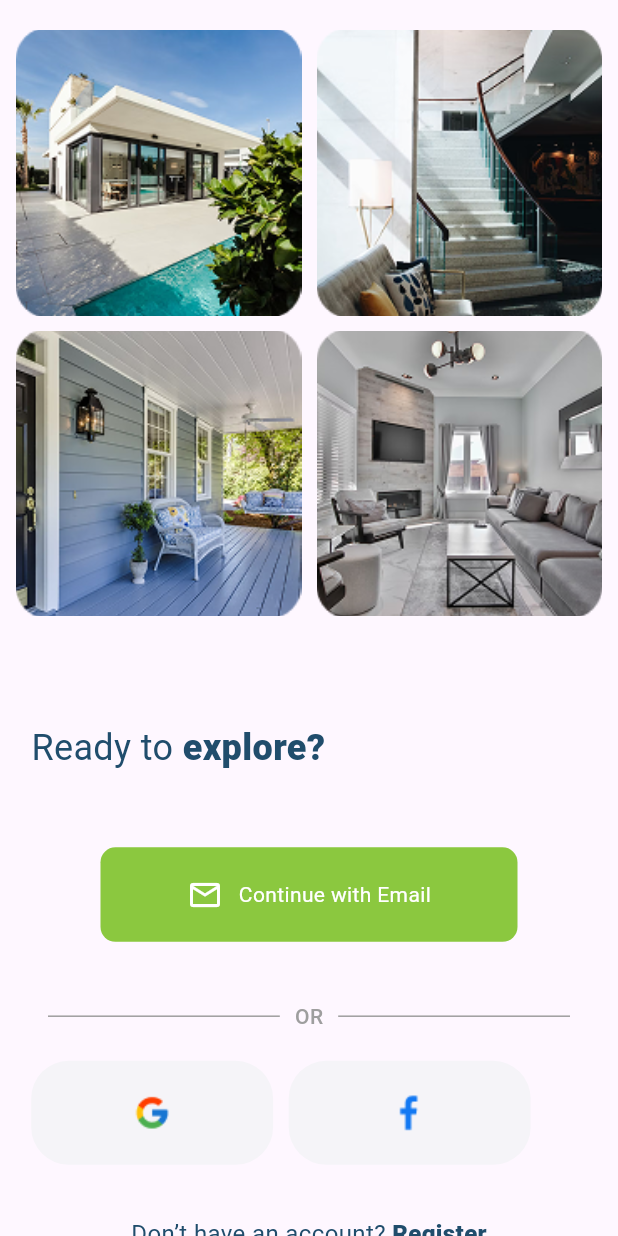
After one commit to KarimAbushbak/real_estate, a Flutter app: the OptionScreen screen opened by its route, on a phone screen of 412 x 824 dp. The commit adds this screen. Run offline on Flutter 3.47's test engine with Material 3 defaults, Android fonts, the phone set to English and light mode, and no system bars; our stand-ins replace auto_route, flutter_bloc, flutter_screenutil.

Commit message:
Completing The Options Screen UI

```diff
--- a/lib/core/resources/manager_assets.dart
+++ b/lib/core/resources/manager_assets.dart
@@ -6,19 +6,18 @@ class ManagerAssets {
   static const String outBoarding2 = 'assets/images/out_boarding/outboarding2.png';
   static const String outBoarding3 = 'assets/images/out_boarding/outboarding3.png';
   static const String outBoarding4 = 'assets/images/out_boarding/outboarding4.png';
-  static const String outBoarding6 = 'assets/images/out_boarding/outboarding6.jpg';
-  static const String outBoarding9 = 'assets/images/out_boarding/outboarding9.jpg';
-  static const String outBoarding8 = 'assets/images/out_boarding/outboarding8.jpg';
-  static const String outBoarding7 = 'assets/images/out_boarding/outboarding7.png';
-  static const String outBoarding5 = 'assets/images/out_boarding/outboarding5.png';
-  static const String facebook = 'assets/images/auth/facebook.png';
+  static const String option1 = 'assets/images/option/option1.png';
+  static const String option2 = 'assets/images/option/option2.png';
+  static const String option3 = 'assets/images/option/option3.png';
+  static const String option4 = 'assets/images/option/option4.png';
+  static const String facebook = 'assets/images/option/facebook.png';
   static const String auth1 = 'assets/images/auth/auth1.png';
   static const String auth2 = 'assets/images/auth/auth2.png';
   static const String auth3 = 'assets/images/auth/auth3.png';
   static const String auth4 = 'assets/images/auth/auth4.png';
   static const String auth5 = 'assets/images/auth/auth5.png';
   static const String user = 'assets/images/auth/user.png';
-  static const String google = 'assets/images/auth/google.png';
+  static const String google = 'assets/images/option/google.png';
   static const String home = 'assets/images/home/home.png';
   static const String home2 = 'assets/images/home/home2.png';
   static const String home3 = 'assets/images/home/home3.png';
--- a/lib/core/resources/manager_colors.dart
+++ b/lib/core/resources/manager_colors.dart
@@ -6,6 +6,7 @@ class ManagerColors {
   static const Color primaryColor = Color(0xff8BC83F);
   static const Color logInHintTextColor = Color(0xff868889);
   static const Color forgetPasswordColor = Color(0xff407EC7);
+  static const Color optionBoxColor = Color(0xffF5F4F8);
 
   static Color secondaryColor = Color(0xff204D6C);
   static Color brown200 = Colors.brown.shade300;
--- a/lib/core/widgets/base_button.dart
+++ b/lib/core/widgets/base_button.dart
@@ -10,13 +10,13 @@ class BaseButton extends StatelessWidget {
     super.key,
     this.width,
     this.height,
-    this.text,
+    this.child,
     this.onTap,
   });
 
   final double? width;
   final double? height;
-  final String? text;
+  final Widget? child;
   final VoidCallback? onTap;
 
   @override
@@ -33,8 +33,8 @@ class BaseButton extends StatelessWidget {
           borderRadius: BorderRadius.circular(10),
         ),
         child: Center(
-          child: Text(
-            text ?? 'Lets Start',
+          child: child ?? const Text(
+            'Lets Start',
             style: TextStyle(
               color: Colors.white,
               fontSize: ManagerFontSizes.s18,
--- /dev/null
+++ b/lib/features/auth/presntation/screens/option_screen.dart
@@ -0,0 +1,174 @@
+import 'package:auto_route/annotations.dart';
+import 'package:flutter/material.dart';
+import 'package:real_estate/core/resources/manager_colors.dart';
+import 'package:real_estate/core/resources/manager_font_sizes.dart';
+import 'package:real_estate/core/resources/manager_font_weight.dart';
+import 'package:real_estate/core/widgets/base_button.dart';
+import '../../../../core/resources/manager_assets.dart';
+import '../../../../core/resources/manager_height.dart';
+import '../../../../core/resources/manager_width.dart';
+
+@RoutePage()
+class OptionScreen extends StatelessWidget {
+  OptionScreen({super.key});
+
+  final List<String> _images = [
+    ManagerAssets.option1,
+    ManagerAssets.option2,
+    ManagerAssets.option3,
+    ManagerAssets.option4,
+  ];
+
+  @override
+  Widget build(BuildContext context) {
+    return Scaffold(
+      body: Column(
+        children: [
+          SizedBox(
+            height: 430,
+            child: GridView.builder(
+              padding: EdgeInsets.symmetric(
+                vertical: ManagerHeight.h20,
+                horizontal: ManagerWidth.w10,
+              ),
+              gridDelegate: SliverGridDelegateWithFixedCrossAxisCount(
+                crossAxisCount: 2,
+                mainAxisSpacing: 10,
+                crossAxisSpacing: 10,
+                childAspectRatio: 1,
+              ),
+              itemCount: _images.length,
+              itemBuilder: (context, index) {
+                return Image.asset(_images[index], fit: BoxFit.cover);
+              },
+            ),
+          ),
+          SizedBox(height: ManagerHeight.h52),
+          Padding(
+            padding: EdgeInsets.symmetric(horizontal: ManagerWidth.w20),
+            child: Row(
+              children: [
+                Text(
+                  'Ready to',
+                  style: TextStyle(
+                    fontSize: ManagerFontSizes.s24,
+                    fontWeight: ManagerFontWeight.w400,
+                    color: ManagerColors.secondaryColor,
+                  ),
+                ),
+                Text(
+                  ' explore?',
+                  style: TextStyle(
+                    fontSize: ManagerFontSizes.s24,
+                    fontWeight: ManagerFontWeight.w800,
+                    color: ManagerColors.secondaryColor,
+                  ),
+                ),
+              ],
+            ),
+          ),
+          SizedBox(height: ManagerHeight.h50),
+          BaseButton(
+            width: 278,
+            height: 63,
+            child: Row(
+              mainAxisAlignment: MainAxisAlignment.center,
+              children: [
+                Icon(Icons.email_outlined, color: Colors.white),
+                SizedBox(width: ManagerWidth.w10),
+                Text(
+                  "Continue with Email",
+                  style: TextStyle(color: Colors.white),
+                ),
+              ],
+            ),
+          ),
+          SizedBox(height: ManagerHeight.h40),
+          Padding(
+            padding: const EdgeInsets.symmetric(horizontal: 32.0),
+            child: Row(
+              children: [
+                const Expanded(
+                  child: Divider(
+                    thickness: 1,
+                    color: Colors.grey,
+                    endIndent: 10,
+                  ),
+                ),
+                const Text(
+                  'OR',
+                  style: TextStyle(
+                    color: Colors.grey,
+                    fontWeight: FontWeight.w500,
+                  ),
+                ),
+                const Expanded(
+                  child: Divider(thickness: 1, color: Colors.grey, indent: 10),
+                ),
+              ],
+            ),
+          ),
+          SizedBox(height: ManagerHeight.h20),
+          Padding(
+            padding: EdgeInsets.symmetric(horizontal: ManagerWidth.w20),
+            child: Row(
+              children: [
+                Container(
+                  height: ManagerHeight.h70,
+                  width: ManagerWidth.w155,
+                  decoration: BoxDecoration(
+                    borderRadius: BorderRadius.circular(25),
+                    color: ManagerColors.optionBoxColor,
+                  ),
+                  child: Image.asset(
+                    ManagerAssets.google,
+                    height: ManagerHeight.h24,
+                    width: ManagerWidth.w24,
+                  ),
+                ),
+                SizedBox(width: ManagerWidth.w10),
+                Container(
+                  height: ManagerHeight.h70,
+                  width: ManagerWidth.w155,
+                  decoration: BoxDecoration(
+                    borderRadius: BorderRadius.circular(25),
+                    color: ManagerColors.optionBoxColor,
+                  ),
+                  child: Image.asset(
+                    ManagerAssets.facebook,
+                    height: ManagerHeight.h24,
+                    width: ManagerWidth.w24,
+                  ),
+                ),
+              ],
+            ),
+          ),
+          SizedBox(height: ManagerHeight.h35),
+          Row(
+            mainAxisAlignment: MainAxisAlignment.center,
+            children: [
+              Text(
+                'Don’t have an account?',
+                style: TextStyle(
+                  fontSize: ManagerFontSizes.s16,
+                  fontWeight: ManagerFontWeight.w400,
+                  color: ManagerColors.secondaryColor,
+                ),
+              ),
+              InkWell(
+                child: Text(
+                  ' Register',
+                  style: TextStyle(
+                    fontSize: ManagerFontSizes.s16,
+                    fontWeight: ManagerFontWeight.w800,
+                    color: ManagerColors.secondaryColor,
+                  ),
+                ),
+              ),
+            ],
+          ),
+        ],
+      ),
+    );
+  }
+}
--- a/lib/features/on_boarding/presntation/cubit/on_boarding_cubit.dart
+++ b/lib/features/on_boarding/presntation/cubit/on_boarding_cubit.dart
@@ -53,7 +53,6 @@ class OnboardingCubit extends Cubit<OnboardingState> {
       emit(OnboardingPageChanged(currentIndex + 1));
     } else {
       emit(OnboardingCompleted());
-      // TODO: Add navigation logic after completion
     }
   }
 }
--- a/lib/features/on_boarding/presntation/screens/on_boarding_screen.dart
+++ b/lib/features/on_boarding/presntation/screens/on_boarding_screen.dart
@@ -2,14 +2,11 @@ import 'package:auto_route/annotations.dart';
 import 'package:flutter/material.dart';
 import 'package:flutter_bloc/flutter_bloc.dart';
 import 'package:real_estate/core/resources/manager_assets.dart';
-import 'package:real_estate/core/resources/manager_colors.dart';
-import 'package:real_estate/core/resources/manager_font_sizes.dart';
-import 'package:real_estate/core/resources/manager_font_weight.dart';
 import 'package:real_estate/core/resources/manager_height.dart';
 import 'package:real_estate/core/resources/manager_width.dart';
-import 'package:real_estate/core/widgets/base_button.dart';
 import 'package:auto_route/auto_route.dart';
 
+import '../../../../routes/routes.gr.dart';
 import '../cubit/on_boarding_cubit.dart';
 import '../widgets/on_boarding_widget.dart';
 
@@ -34,7 +31,7 @@ class OnBoardingScreen extends StatelessWidget {
               );
             });
           } else if (state is OnboardingCompleted) {
-            // TODO: Navigate to the next screen after onboarding
+            context.pushRoute(const OptionRoute());
           }
           return Scaffold(
             backgroundColor: Colors.white,
--- a/lib/features/on_boarding/presntation/widgets/on_boarding_widget.dart
+++ b/lib/features/on_boarding/presntation/widgets/on_boarding_widget.dart
@@ -84,7 +84,14 @@ class OnBoardingWidget extends StatelessWidget {
                   right: 0,
                   child: Center(
                     child: BaseButton(
-                      text: 'Next',
+                      child: Text('Next',
+                      style: TextStyle(
+                        fontSize: ManagerFontSizes.s16,
+                        fontWeight: ManagerFontWeight.w600,
+                        color: Colors.white,
+
+                      ),
+                        ),
                       onTap: onNext,
                     ),
                   ),
--- a/lib/routes/routes.dart
+++ b/lib/routes/routes.dart
@@ -8,5 +8,6 @@ class AppRouter extends RootStackRouter {
   List<AutoRoute> get routes => [
     AutoRoute(page: SplashRoute.page, initial: true),
     AutoRoute(page: OnBoardingRoute.page, ),
+    AutoRoute(page: OptionRoute.page, ),
   ];
 }
--- a/pubspec.yaml
+++ b/pubspec.yaml
@@ -67,6 +67,7 @@ flutter:
   assets:
     - assets/images/splash/
     - assets/images/out_boarding/
+    - assets/images/option/
 #    - assets/images/home/
 #    - assets/images/profile/
   # An image asset can refer to one or more resolution-specific "variants", see
```
Also changed, not shown: assets/images/option/facebook.png (added), assets/images/option/google.png (added), assets/images/option/option1.png (added), assets/images/option/option2.png (added), assets/images/option/option3.png (added), assets/images/option/option4.png (added), lib/routes/routes.gr.dart.
